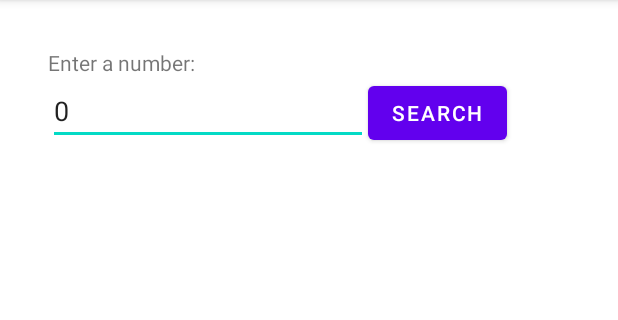
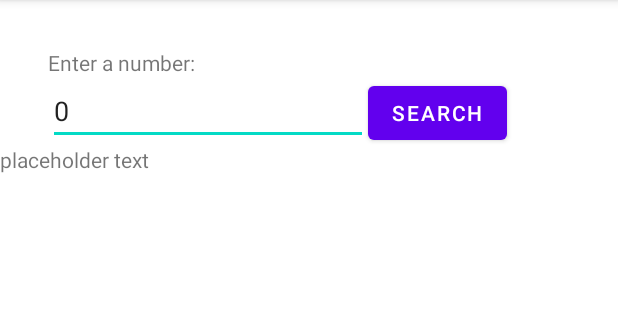
Before and after one commit to PlanetaryMarlin/Final_Project, an Android app: the MarsActivity screen opened directly, with no data from a screen before it, after a tap on "SEARCH", on a phone screen of 412 x 824 dp, the part 84-404 px from its top. Run offline under Robolectric (Android 15) with nearby library versions, the phone set to English and light mode, and no system bars.

Commit message:
Added button functionality, Toast, Snackbar, alertDialog placeholders

```diff
--- a/app/src/main/java/com/example/final_project/MarsActivity.java
+++ b/app/src/main/java/com/example/final_project/MarsActivity.java
@@ -1,17 +1,33 @@
 package com.example.final_project;
 
+import androidx.annotation.NonNull;
+import androidx.appcompat.app.AlertDialog;
 import androidx.appcompat.app.AppCompatActivity;
+import androidx.recyclerview.widget.LinearLayoutManager;
+import androidx.recyclerview.widget.RecyclerView;
 
 import android.content.Context;
 import android.content.SharedPreferences;
 import android.os.Bundle;
+import android.text.Layout;
+import android.view.LayoutInflater;
+import android.view.View;
+import android.view.ViewGroup;
 import android.widget.Button;
 import android.widget.EditText;
+import android.widget.TextView;
+import android.widget.Toast;
 
 import com.example.final_project.databinding.ActivityMarsBinding;
+import com.example.final_project.databinding.MarsResultBinding;
+import com.google.android.material.snackbar.Snackbar;
+
+import java.util.ArrayList;
 
 public class MarsActivity extends AppCompatActivity {
     ActivityMarsBinding binding;
+    ArrayList<String> results = new ArrayList<>();
+    private RecyclerView.Adapter adapter;
 
     @Override
     protected void onCreate(Bundle savedInstanceState) {
@@ -19,6 +35,7 @@ public class MarsActivity extends AppCompatActivity {
 
         binding = ActivityMarsBinding.inflate(getLayoutInflater());
         setContentView(binding.getRoot());
+        binding.recyclerView.setLayoutManager(new LinearLayoutManager(this));
 
         EditText editTextDateNumber = binding.editTextDateNumber;
         Button searchButton = binding.searchButton;
@@ -28,8 +45,55 @@ public class MarsActivity extends AppCompatActivity {
         editTextDateNumber.setText(String.valueOf(marsInput));
 
         searchButton.setOnClickListener( clk -> {
+            Toast toast = Toast.makeText(getApplicationContext(), "toast text", Toast.LENGTH_SHORT);
+            toast.show();
 
+            results.add(binding.editTextDateNumber.getText().toString());
+            adapter.notifyItemInserted(results.size()-1);
         });
 
+        binding.recyclerView.setAdapter(adapter = new RecyclerView.Adapter() {
+            @NonNull
+            @Override
+            public ResultHolder onCreateViewHolder(@NonNull ViewGroup parent, int viewType) {
+                MarsResultBinding binding= MarsResultBinding.inflate(LayoutInflater.from(parent.getContext()), parent, false);
+                return new ResultHolder(binding.getRoot());
+            }
+
+            @Override
+            public void onBindViewHolder(@NonNull RecyclerView.ViewHolder holder, int position) {
+
+            }
+
+            @Override
+            public int getItemCount() {
+                return results.size();
+            }
+
+            @Override
+            public int getItemViewType(int position){
+                return 0;
+            }
+        });
+    }
+
+    class ResultHolder extends RecyclerView.ViewHolder {
+        TextView text;
+        public ResultHolder(View itemView){
+            super(itemView);
+
+            itemView.setOnClickListener(clk -> {
+                AlertDialog.Builder builder = new AlertDialog.Builder(MarsActivity.this);
+                builder.setMessage("show snackbar?")
+                        .setTitle("title placeholder")
+                        .setNegativeButton("No", (dialog, cl) -> {})
+                        .setPositiveButton("Yes", (dialog, cl) -> {
+                            Snackbar.make(text, "snackbar placeholder", Snackbar.LENGTH_LONG).show();
+                        })
+                        .create().show();
+            });
+
+            text = itemView.findViewById(R.id.testText);
+        }
     }
 }
--- a/app/src/main/res/layout/mars_result.xml
+++ b/app/src/main/res/layout/mars_result.xml
@@ -3,13 +3,13 @@
     xmlns:app="http://schemas.android.com/apk/res-auto"
     xmlns:tools="http://schemas.android.com/tools"
     android:layout_width="match_parent"
-    android:layout_height="match_parent">
+    android:layout_height="wrap_content">
 
     <TextView
-        android:id="@+id/textView2"
+        android:id="@+id/testText"
         android:layout_width="wrap_content"
         android:layout_height="wrap_content"
-        android:text="test"
+        android:text="placeholder text"
         app:layout_constraintStart_toStartOf="parent"
         app:layout_constraintTop_toTopOf="parent" />
 </androidx.constraintlayout.widget.ConstraintLayout>
```
